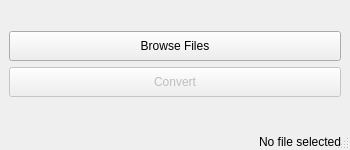
First picture: the form in ui/mainwindow.ui, repository rsreplay/RS-Monitor-vbo-converter, before the edit.
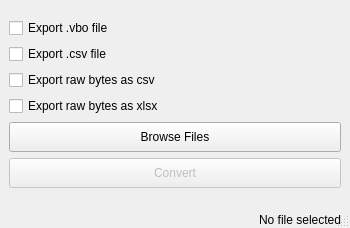
Second picture: the form after the edit.

The edit to the form file:
```diff
--- a/ui/mainwindow.ui
+++ b/ui/mainwindow.ui
@@ -7,7 +7,7 @@
     <x>0</x>
     <y>0</y>
     <width>350</width>
-    <height>150</height>
+    <height>228</height>
    </rect>
   </property>
   <property name="acceptDrops">
@@ -21,8 +21,36 @@
   </property>
   <widget class="QWidget" name="centralwidget">
    <layout class="QGridLayout" name="gridLayout">
-    <item row="1" column="0">
+    <item row="4" column="0">
      <layout class="QVBoxLayout" name="verticalLayout">
+      <item>
+       <widget class="QCheckBox" name="exportVboCheckBox">
+        <property name="text">
+         <string>Export .vbo file</string>
+        </property>
+       </widget>
+      </item>
+      <item>
+       <widget class="QCheckBox" name="exportCsvCheckBox">
+        <property name="text">
+         <string>Export .csv file</string>
+        </property>
+       </widget>
+      </item>
+      <item>
+       <widget class="QCheckBox" name="exportRawCsvCheckBox">
+        <property name="text">
+         <string>Export raw bytes as csv</string>
+        </property>
+       </widget>
+      </item>
+      <item>
+       <widget class="QCheckBox" name="exportRawXslxCheckBox">
+        <property name="text">
+         <string>Export raw bytes as xlsx</string>
+        </property>
+       </widget>
+      </item>
       <item>
        <widget class="QToolButton" name="fileBrowserToolButton">
         <property name="sizePolicy">
```
